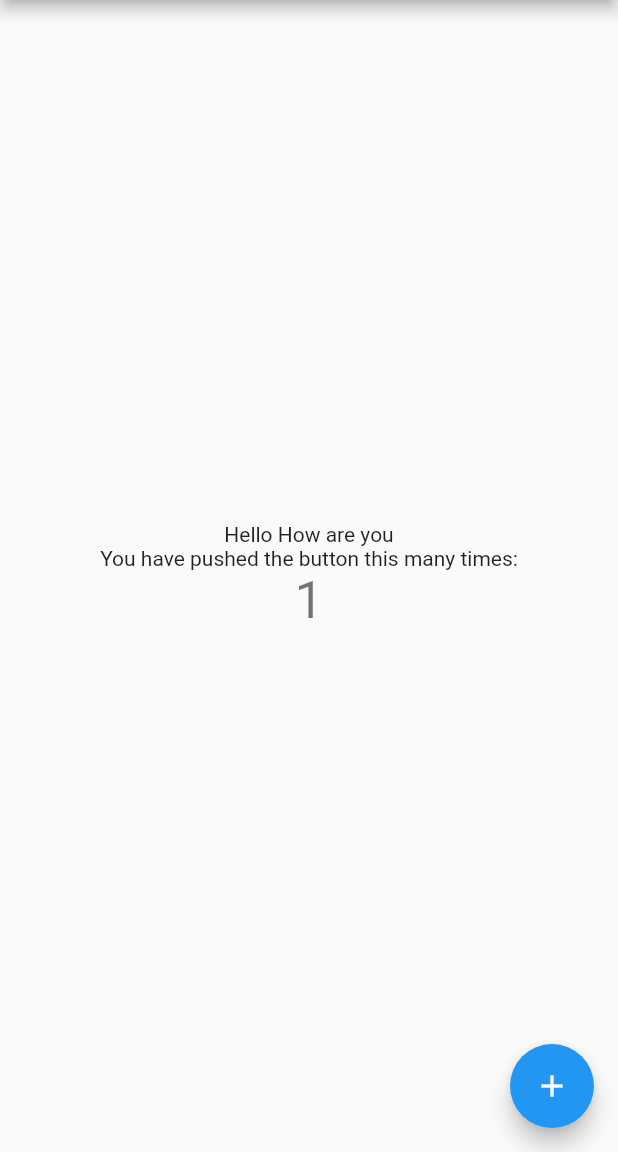
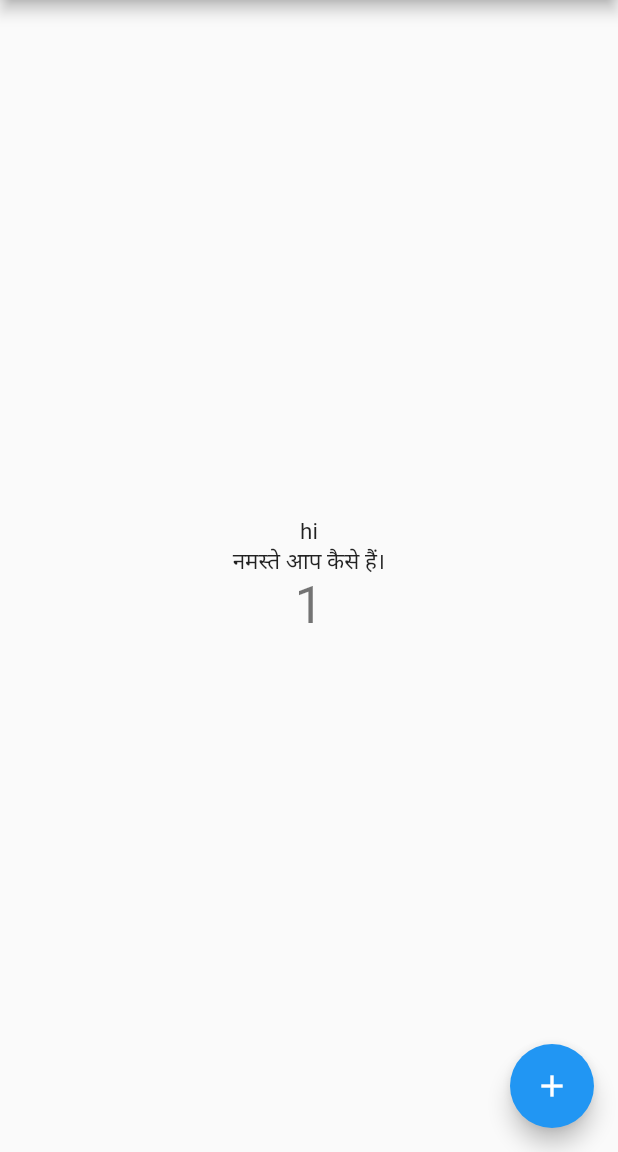
Before and after one commit to ankitjamuar/flutter_dynamic_localization, a Flutter app: the screen it shows after launch, after a tap on the "add" icon, on a phone screen of 412 x 824 dp, the part 84-1236 px from its top. Run offline on Flutter 3.47's test engine with Material 2 defaults, Android fonts, the phone set to English and light mode, and no system bars.

```diff
--- /dev/null
+++ b/lib/LanguageChangeNotifierProvider.dart
@@ -0,0 +1,13 @@
+import 'package:flutter/cupertino.dart';
+
+class LanguageChangeNotifierProvider with ChangeNotifier{
+
+  Locale  _currentLocale = new Locale("en");
+
+  Locale get currentLocale => _currentLocale;
+
+  void changeLocale(String _locale){
+    this._currentLocale = new Locale(_locale);
+    notifyListeners();
+  }
+}
--- a/lib/main.dart
+++ b/lib/main.dart
@@ -1,5 +1,7 @@
 import 'package:flutter/material.dart';
+import 'package:flutter_app_localisation/LanguageChangeNotifierProvider.dart';
 import 'package:flutter_localizations/flutter_localizations.dart';
+import 'package:provider/provider.dart';
 
 import 'generated/l10n.dart';
 
@@ -9,9 +11,17 @@ void main() {
 
 class MyApp extends StatelessWidget {
   // This widget is the root of your application.
+
   @override
   Widget build(BuildContext context) {
-    return MaterialApp(
+    return ChangeNotifierProvider<LanguageChangeNotifierProvider>(
+      create: (context) => LanguageChangeNotifierProvider(),
+      child: Builder(
+        builder: (context) =>
+        MaterialApp(
+          locale: Provider
+              .of<LanguageChangeNotifierProvider>(context, listen: true)
+              .currentLocale,
           localizationsDelegates: [
             S.delegate,
             GlobalMaterialLocalizations.delegate,
@@ -33,6 +43,9 @@ class MyApp extends StatelessWidget {
             primarySwatch: Colors.blue,
           ),
           home: MyHomePage(title: 'Flutter Demo Home Page'),
+        ),
+
+      ),
     );
   }
 }
@@ -53,6 +66,7 @@ class MyHomePage extends StatefulWidget {
 
   @override
   _MyHomePageState createState() => _MyHomePageState();
+
 }
 
 class _MyHomePageState extends State<MyHomePage> {
@@ -66,11 +80,14 @@ class _MyHomePageState extends State<MyHomePage> {
       // _counter without calling setState(), then the build method would not be
       // called again, and so nothing would appear to happen.
       _counter++;
+      context.read<LanguageChangeNotifierProvider>().changeLocale('hi');
     });
   }
 
   @override
   Widget build(BuildContext context) {
+    final languageChangeProvider = Provider.of<LanguageChangeNotifierProvider>(context, listen: true);
+
     // This method is rerun every time setState is called, for instance as done
     // by the _incrementCounter method above.
     //
@@ -103,10 +120,8 @@ class _MyHomePageState extends State<MyHomePage> {
           // horizontal).
           mainAxisAlignment: MainAxisAlignment.center,
           children: <Widget>[
+            Text(languageChangeProvider.currentLocale.toString() ),
             Text( S.of(context).HelloText),
-            Text(
-              'You have pushed the button this many times:',
-            ),
             Text(
               '$_counter',
               style: Theme.of(context).textTheme.headline4,
--- a/pubspec.yaml
+++ b/pubspec.yaml
@@ -27,6 +27,7 @@ dependencies:
   flutter_localizations:
     sdk: flutter
 
+  provider: ^5.0.0
 
   # The following adds the Cupertino Icons font to your application.
   # Use with the CupertinoIcons class for iOS style icons.
```
Also changed, not shown: pubspec.lock. Lines whose indentation alone changed are shown as unchanged.
